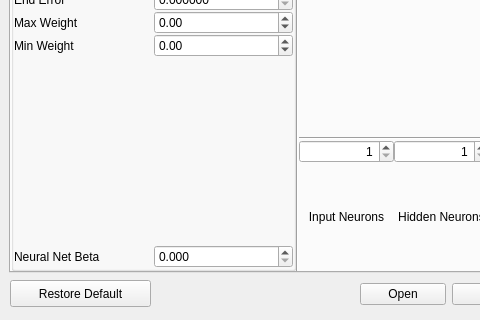
Old version of the form src/VSA/dialogsettings.ui in the repository jellespijker/VisionSoilAnalyzer; both pictures show x 0 to 480 and y 160 to 480 of the 640 by 480 pixel window.
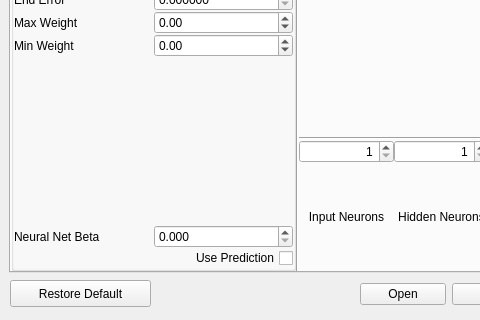
New version of the form. The open tabs and pages were chosen to show the change.

Commit message: Setting added for using the neural net to predict the shape

Patch:
```diff
--- a/src/VSA/dialogsettings.ui
+++ b/src/VSA/dialogsettings.ui
@@ -1471,6 +1471,19 @@
             </item>
            </layout>
           </item>
+          <item row="1" column="1">
+           <widget class="QCheckBox" name="checkBox_PredictShape">
+            <property name="layoutDirection">
+             <enum>Qt::RightToLeft</enum>
+            </property>
+            <property name="autoFillBackground">
+             <bool>false</bool>
+            </property>
+            <property name="text">
+             <string>Use Prediction</string>
+            </property>
+           </widget>
+          </item>
          </layout>
         </widget>
        </item>
```
Left out of the diff: 2 changed lines with no effect on the pictures. The commit also changes 6 other files.
